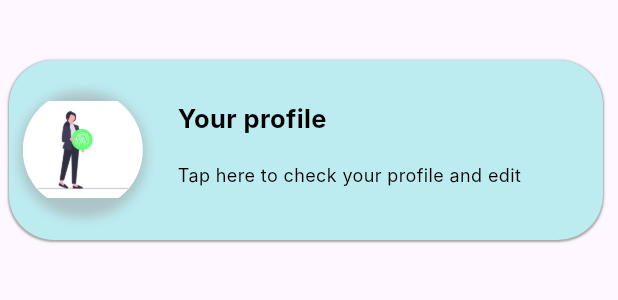
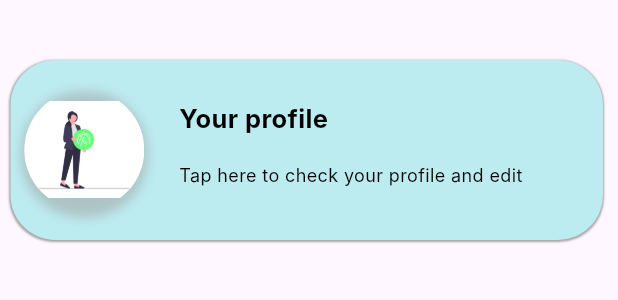
Before and after one commit to Nithin-47/queue_buster, a Flutter app: the ProfileInfo widget shown alone on an empty page, opened directly, on a phone screen of 412 x 824 dp. Shown: the top 300 px of the screen. Run offline on Flutter 3.47's test engine with Material 3 defaults, Android fonts, the phone set to English and light mode, and no system bars; our stand-ins replace flutter_spinkit, go_router, supabase_flutter; accounts and stored records are empty; Roboto replaces fonts that are missing (Inter).

```diff
--- a/lib/pages/consumer/settings.dart
+++ b/lib/pages/consumer/settings.dart
@@ -4,7 +4,7 @@ class ProfileInfo extends StatelessWidget {
   @override
   Widget build(BuildContext context) {
     return Container(
-      margin: const EdgeInsets.fromLTRB(6, 40, 10, 30),
+      margin: const EdgeInsets.fromLTRB(7, 40, 10, 30),
       padding: const EdgeInsets.fromLTRB(4.2, 3.3, 3.5, 1.4),
       width: double.infinity,
       height: 120,
```
